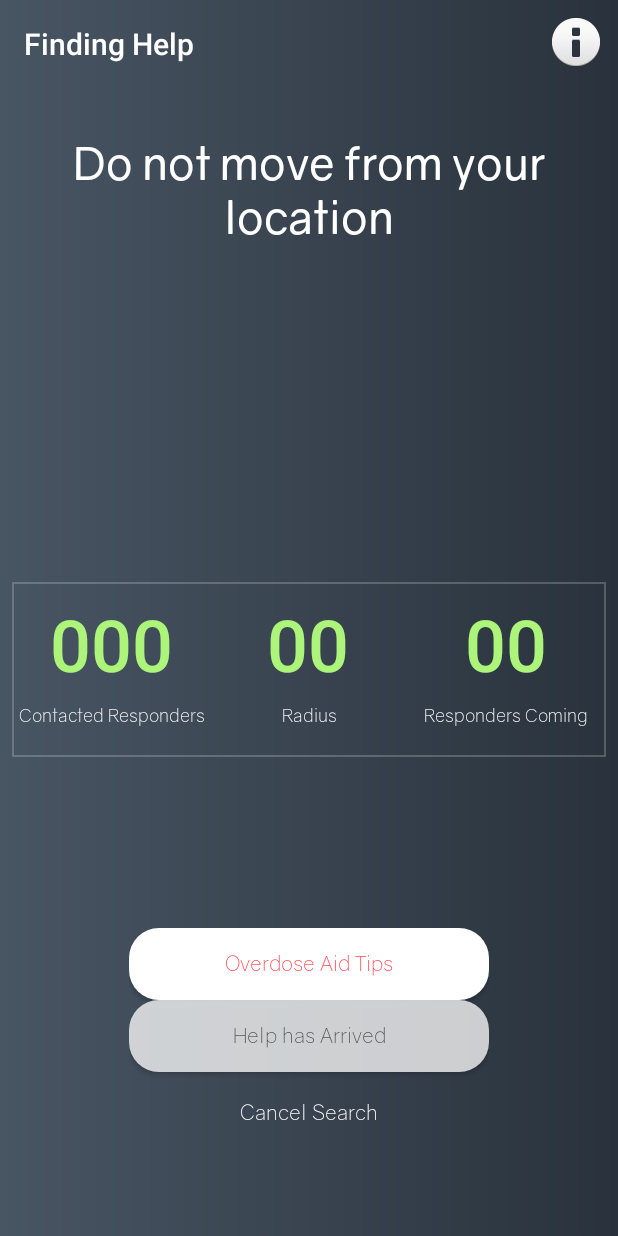
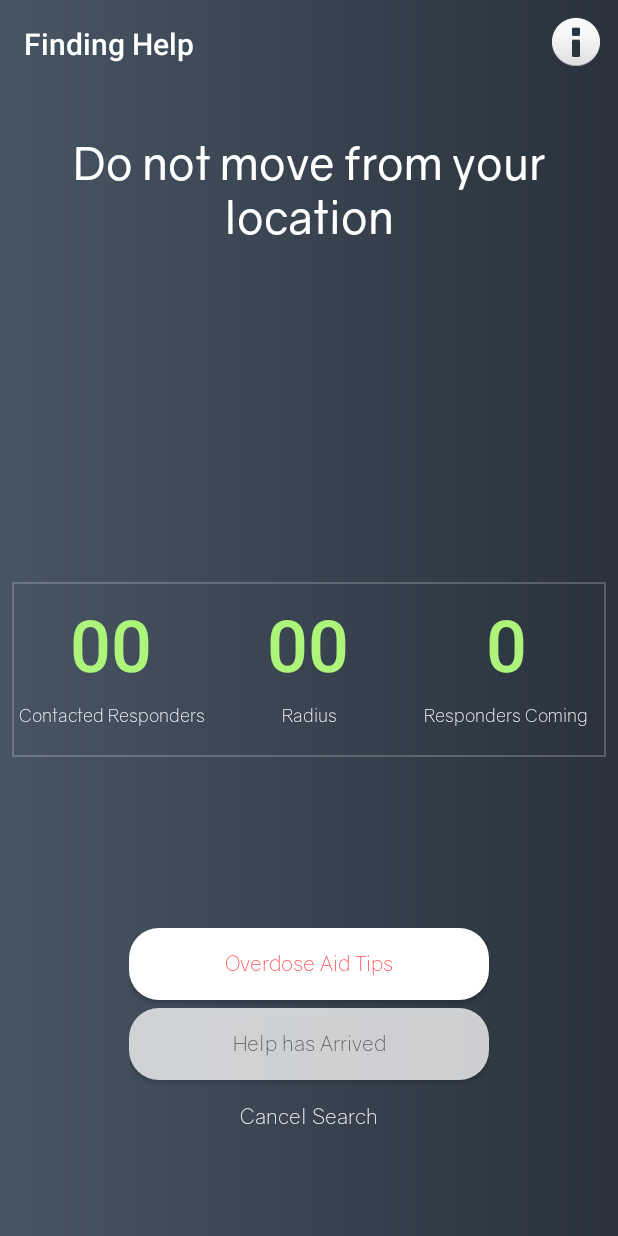
Before and after one commit to Antidose/Android, an Android app: the HelpActivity screen opened directly, with no data from a screen before it, on a phone screen of 412 x 824 dp. Run offline under Robolectric (Android 15) with nearby library versions, the phone set to English and light mode, and no system bars; our stand-ins replace Timber; libraries missing offline, so code that uses them is left out: org.java_websocket.client, org.java_websocket.handshake; 2 statements that could not run were skipped.

Commit message:
goofs from rebase

```diff
--- a/app/build.gradle
+++ b/app/build.gradle
@@ -52,5 +52,3 @@ dependencies {
 }
 
 apply plugin: 'com.google.gms.google-services'
-
-apply plugin: 'com.google.gms.google-services'
--- a/app/src/main/java/antidose/antidose/HelpActivity.java
+++ b/app/src/main/java/antidose/antidose/HelpActivity.java
@@ -85,7 +85,7 @@ public class HelpActivity extends AppCompatActivity implements cancelSearchFragm
 
         updateRadius(radius);
         updateResCount(resCount);
-        updateOTWCount(OTW, "00");
+        updateOTWCount(OTW, "0");
 
     }
 
@@ -100,7 +100,7 @@ public class HelpActivity extends AppCompatActivity implements cancelSearchFragm
     public void updateResCount(TextView text) {
 
         // TODO: 2017-07-13 get responder count in radius from server
-        String count = "000";
+        String count = "00";
         text.setText(count);
 
     }
--- a/app/src/main/java/antidose/antidose/MainActivity.java
+++ b/app/src/main/java/antidose/antidose/MainActivity.java
@@ -172,9 +172,9 @@ public class MainActivity extends AppCompatActivity implements LocationListener
         startActivity(intent);
     }
 
-    public void goNotify(View view) {
+    public void goHelp(View view) {
         // Do something in response to button
-        Intent intent = new Intent(this, NotifyActivity.class);
+        Intent intent = new Intent(this, HelpActivity.class);
         startActivity(intent);
 
     }
--- a/app/src/main/java/antidose/antidose/PollingService.java
+++ b/app/src/main/java/antidose/antidose/PollingService.java
@@ -12,8 +12,6 @@ import android.util.Log;
 import android.view.View;
 import android.widget.Button;
 
-import com.github.filosganga.geogson.gson.GeometryAdapterFactory;
-import com.github.filosganga.geogson.model.Geometry;
 import com.google.gson.Gson;
 import com.google.gson.GsonBuilder;
 
--- a/app/src/main/java/antidose/antidose/RestInterface.java
+++ b/app/src/main/java/antidose/antidose/RestInterface.java
@@ -10,7 +10,6 @@ import retrofit2.converter.gson.GsonConverterFactory;
 import retrofit2.http.Body;
 import retrofit2.http.POST;
 
-import com.github.filosganga.geogson.model.Geometry;
 import com.google.gson.Gson;
 import com.google.gson.GsonBuilder;
 import com.google.gson.annotations.Expose;
@@ -150,9 +149,9 @@ public class RestInterface extends AppCompatActivity{
 
     class ResponderGeometry{
         String api_token;
-        Geometry location;
+        Location location;
 
-        public ResponderGeometry(String api_token, Geometry location) {
+        public ResponderGeometry(String api_token, Location location) {
             this.api_token = api_token;
             this.location = location;
         }
--- a/app/src/main/java/antidose/antidose/SettingActivity.java
+++ b/app/src/main/java/antidose/antidose/SettingActivity.java
@@ -83,7 +83,7 @@ public class SettingActivity extends AppCompatActivity implements DeleteConfirmF
 
         //when the page loads, we need to set the button show what their pref is
         SharedPreferences settings = getSharedPreferences(STATUS_PREFS_NAME, 0);
-        Boolean status = settings.getBoolean("Status", false);
+        Boolean status = settings.getBoolean("Status", true);
 
         if(status){
             btn.setChecked(true);
--- a/app/src/main/res/layout/activity_help.xml
+++ b/app/src/main/res/layout/activity_help.xml
@@ -58,6 +58,7 @@
             android:layout_width="match_parent"
             android:layout_height="wrap_content"
             android:layout_column="1"
+            android:layout_marginBottom="5dp"
             android:background="@drawable/roundedbutton"
             android:elevation="24dp"
             android:onClick="overdoseTips"
--- a/app/src/main/res/layout/activity_notify.xml
+++ b/app/src/main/res/layout/activity_notify.xml
@@ -229,6 +229,7 @@
             android:layout_width="match_parent"
             android:layout_height="wrap_content"
             android:layout_column="1"
+            android:layout_marginBottom="5dp"
             android:background="@drawable/roundedbutton"
             android:elevation="24dp"
             android:onClick="canGo"
```
Also changed, not shown: app/src/main/java/antidose/antidose/NotifyActivity.java (+5 -5 lines), app/src/main/res/layout/activity_main.xml (+4 -4 lines).
